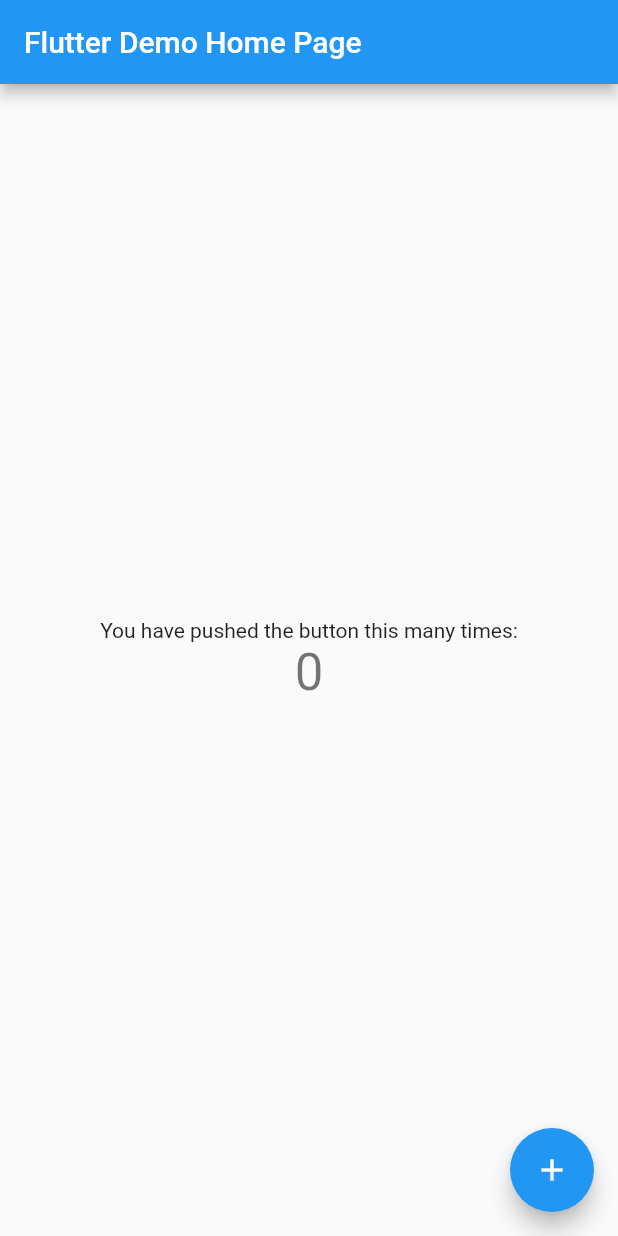
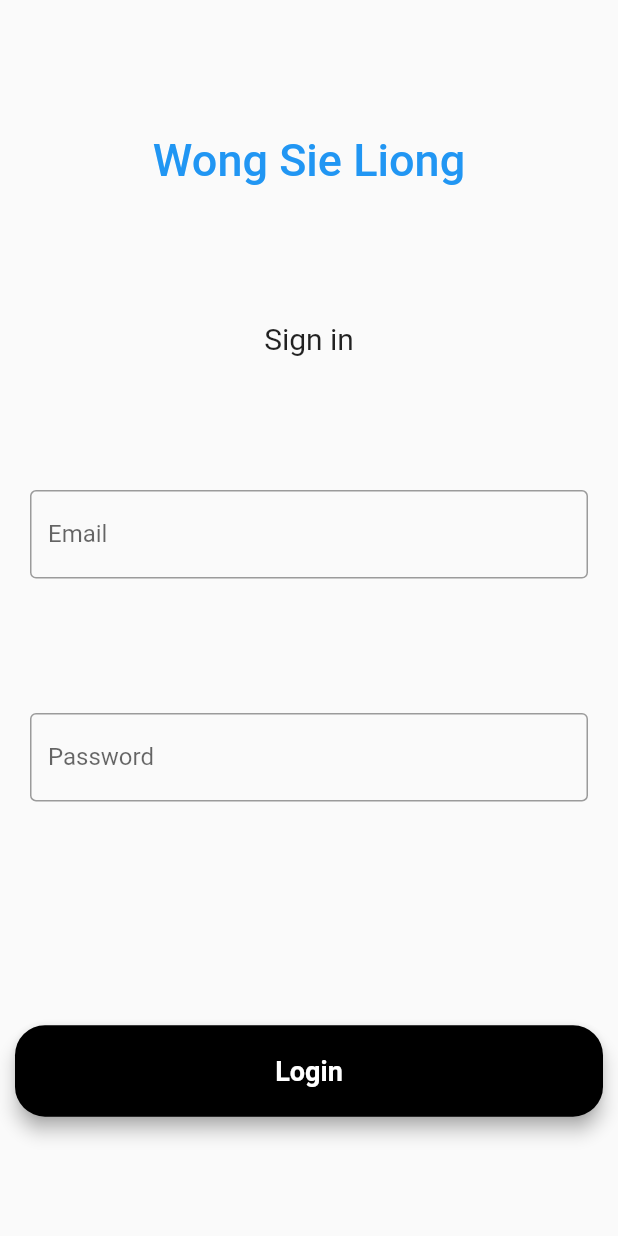
Before and after one commit to wongsieliongwork/ecommerce, a Flutter app: the screen it shows after launch, on a phone screen of 412 x 824 dp. Run offline on Flutter 3.47's test engine with Material 2 defaults, Android fonts, the phone set to English and light mode, and no system bars; our stand-ins replace cloud_firestore, firebase_auth, firebase_core; accounts and stored records are empty.

Commit message:
login and service

```diff
--- a/lib/main.dart
+++ b/lib/main.dart
@@ -1,113 +1,24 @@
+import 'package:ecommerce/screens/auth/login_screen.dart';
+import 'package:ecommerce/screens/home/home_screen.dart';
+import 'package:firebase_core/firebase_core.dart';
 import 'package:flutter/material.dart';
 
-void main() {
+void main() async {
+  WidgetsFlutterBinding.ensureInitialized();
+  await Firebase.initializeApp();
   runApp(MyApp());
 }
 
 class MyApp extends StatelessWidget {
-  // This widget is the root of your application.
   @override
   Widget build(BuildContext context) {
     return MaterialApp(
+      debugShowCheckedModeBanner: false,
       title: 'Flutter Demo',
       theme: ThemeData(
-        // This is the theme of your application.
-        //
-        // Try running your application with "flutter run". You'll see the
-        // application has a blue toolbar. Then, without quitting the app, try
-        // changing the primarySwatch below to Colors.green and then invoke
-        // "hot reload" (press "r" in the console where you ran "flutter run",
-        // or simply save your changes to "hot reload" in a Flutter IDE).
-        // Notice that the counter didn't reset back to zero; the application
-        // is not restarted.
         primarySwatch: Colors.blue,
       ),
-      home: MyHomePage(title: 'Flutter Demo Home Page'),
+      home: Login(),
     );
   }
 }
-
-class MyHomePage extends StatefulWidget {
-  MyHomePage({Key? key, required this.title}) : super(key: key);
-
-  // This widget is the home page of your application. It is stateful, meaning
-  // that it has a State object (defined below) that contains fields that affect
-  // how it looks.
-
-  // This class is the configuration for the state. It holds the values (in this
-  // case the title) provided by the parent (in this case the App widget) and
-  // used by the build method of the State. Fields in a Widget subclass are
-  // always marked "final".
-
-  final String title;
-
-  @override
-  _MyHomePageState createState() => _MyHomePageState();
-}
-
-class _MyHomePageState extends State<MyHomePage> {
-  int _counter = 0;
-
-  void _incrementCounter() {
-    setState(() {
-      // This call to setState tells the Flutter framework that something has
-      // changed in this State, which causes it to rerun the build method below
-      // so that the display can reflect the updated values. If we changed
-      // _counter without calling setState(), then the build method would not be
-      // called again, and so nothing would appear to happen.
-      _counter++;
-    });
-  }
-
-  @override
-  Widget build(BuildContext context) {
-    // This method is rerun every time setState is called, for instance as done
-    // by the _incrementCounter method above.
-    //
-    // The Flutter framework has been optimized to make rerunning build methods
-    // fast, so that you can just rebuild anything that needs updating rather
-    // than having to individually change instances of widgets.
-    return Scaffold(
-      appBar: AppBar(
-        // Here we take the value from the MyHomePage object that was created by
-        // the App.build method, and use it to set our appbar title.
-        title: Text(widget.title),
-      ),
-      body: Center(
-        // Center is a layout widget. It takes a single child and positions it
-        // in the middle of the parent.
-        child: Column(
-          // Column is also a layout widget. It takes a list of children and
-          // arranges them vertically. By default, it sizes itself to fit its
-          // children horizontally, and tries to be as tall as its parent.
-          //
-          // Invoke "debug painting" (press "p" in the console, choose the
-          // "Toggle Debug Paint" action from the Flutter Inspector in Android
-          // Studio, or the "Toggle Debug Paint" command in Visual Studio Code)
-          // to see the wireframe for each widget.
-          //
-          // Column has various properties to control how it sizes itself and
-          // how it positions its children. Here we use mainAxisAlignment to
-          // center the children vertically; the main axis here is the vertical
-          // axis because Columns are vertical (the cross axis would be
-          // horizontal).
-          mainAxisAlignment: MainAxisAlignment.center,
-          children: <Widget>[
-            Text(
-              'You have pushed the button this many times:',
-            ),
-            Text(
-              '$_counter',
-              style: Theme.of(context).textTheme.headline4,
-            ),
-          ],
-        ),
-      ),
-      floatingActionButton: FloatingActionButton(
-        onPressed: _incrementCounter,
-        tooltip: 'Increment',
-        child: Icon(Icons.add),
-      ), // This trailing comma makes auto-formatting nicer for build methods.
-    );
-  }
-}
--- /dev/null
+++ b/lib/screens/auth/login_screen.dart
@@ -0,0 +1,96 @@
+import 'package:ecommerce/services/auth_services.dart';
+import 'package:flutter/material.dart';
+
+class Login extends StatefulWidget {
+  const Login({Key? key}) : super(key: key);
+
+  @override
+  _LoginState createState() => _LoginState();
+}
+
+class _LoginState extends State<Login> {
+  final emailController = TextEditingController();
+  final passwordController = TextEditingController();
+  @override
+  Widget build(BuildContext context) {
+    return Scaffold(
+        body: Padding(
+            padding: EdgeInsets.all(10),
+            child: Column(
+              mainAxisAlignment: MainAxisAlignment.spaceEvenly,
+              children: <Widget>[
+                Container(
+                    alignment: Alignment.center,
+                    padding: EdgeInsets.all(10),
+                    child: Text(
+                      'Wong Sie Liong',
+                      style: TextStyle(
+                          color: Colors.blue,
+                          fontWeight: FontWeight.w500,
+                          fontSize: 30),
+                    )),
+                Container(
+                    alignment: Alignment.center,
+                    padding: EdgeInsets.all(10),
+                    child: Text(
+                      'Sign in',
+                      style: TextStyle(fontSize: 20),
+                    )),
+                Container(
+                  padding: EdgeInsets.all(10),
+                  child: TextField(
+                    controller: emailController,
+                    decoration: InputDecoration(
+                      border: OutlineInputBorder(),
+                      labelText: 'Email',
+                    ),
+                  ),
+                ),
+                Container(
+                  padding: EdgeInsets.fromLTRB(10, 10, 10, 0),
+                  child: TextField(
+                    obscureText: true,
+                    controller: passwordController,
+                    decoration: InputDecoration(
+                      border: OutlineInputBorder(),
+                      labelText: 'Password',
+                    ),
+                  ),
+                ),
+                SizedBox(
+                  height: 10,
+                ),
+                InkWell(
+                  highlightColor: Colors.transparent,
+                  splashColor: Colors.transparent,
+                  onTap: () {
+                    // AuthService().registerEmail().then((value) => print(value));
+
+                    // AuthService()
+                    //     .checkEmail('aboywsl@gmail.com')
+                    //     .then((value) => print(value));
+                    AuthService().login('aboywsl@gmail.com', '123123');
+                  },
+                  child: PhysicalModel(
+                    borderRadius: BorderRadius.circular(20),
+                    elevation: 5,
+                    shadowColor: Colors.grey,
+                    color: Colors.black,
+                    child: Container(
+                        alignment: Alignment.center,
+                        padding:
+                            EdgeInsets.symmetric(horizontal: 20, vertical: 20),
+                        child: Text(
+                          'Login',
+                          style: TextStyle(
+                            color: Colors.white,
+                            fontWeight: FontWeight.bold,
+                            fontSize: 18,
+                          ),
+                        )),
+                  ),
+                ),
+              ],
+            )));
+  }
+}
--- /dev/null
+++ b/lib/services/auth_services.dart
@@ -0,0 +1,87 @@
+import 'package:cloud_firestore/cloud_firestore.dart';
+import 'package:firebase_auth/firebase_auth.dart';
+
+class AuthService {
+  CollectionReference users = FirebaseFirestore.instance.collection('users');
+
+  Future registerEmail(String email, String password) async {
+    try {
+      FirebaseAuth.instance
+          .createUserWithEmailAndPassword(
+        email: email,
+        password: password,
+      )
+          .then((UserCredential userCredential) {
+        addUser(userCredential.user!.email, userCredential.user!.uid);
+
+        return userCredential;
+      });
+    } on FirebaseAuthException catch (e) {
+      if (e.code == 'weak-password') {
+        print('The password provided is too weak.');
+      } else if (e.code == 'email-already-in-use') {
+        print('The account already exists for that email.');
+      }
+    } catch (e) {
+      print(e);
+    }
+  }
+
+  Future loginEmail(String email, String password) async {
+    try {
+      FirebaseAuth.instance
+          .signInWithEmailAndPassword(email: email, password: password)
+          .then((UserCredential userCredential) {
+        print(userCredential);
+        return userCredential;
+      });
+    } on FirebaseAuthException catch (e) {
+      if (e.code == 'user-not-found') {
+        print('No user found for that email.');
+      } else if (e.code == 'wrong-password') {
+        print('Wrong password provided for that user.');
+      }
+    }
+  }
+
+  Future login<UserCredential>(String email, String password) async {
+    checkEmail(email).then((isExist) {
+      print(isExist);
+      if (isExist) {
+        loginEmail(email, password).then((value) {
+          return value;
+        });
+      } else {
+        registerEmail(email, password).then((value) {
+          return value;
+        });
+      }
+    });
+  }
+
+  Future addUser(final email, String uid) async {
+    return users
+        .doc(uid)
+        .set({
+          'email': email,
+          'uid': uid,
+        })
+        .then((value) => print("User Added"))
+        .catchError((error) => print("Failed to add user: $error"));
+  }
+
+  Future<bool> checkEmail(String email) async {
+    final QuerySnapshot result =
+        await users.where('email', isEqualTo: email).get();
+
+    final List<DocumentSnapshot> documents = result.docs;
+
+    if (documents.length > 0) {
+      //exists
+      return true;
+    } else {
+      //not exists
+      return false;
+    }
+  }
+}
```
Also changed, not shown: lib/screens/home/home_screen.dart (added, +15 -0 lines), pubspec.yaml (+5 -12 lines), pubspec.lock, 3 other files.
